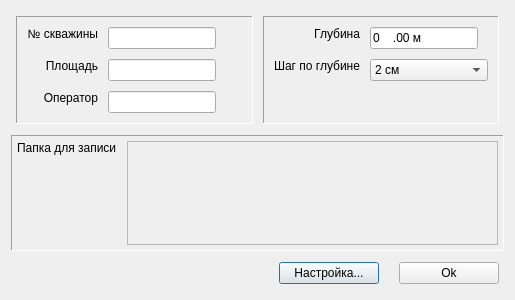
First picture: the form in dialog_well_info.ui, repository BatleCat/Qt_akp_reg, before the edit.
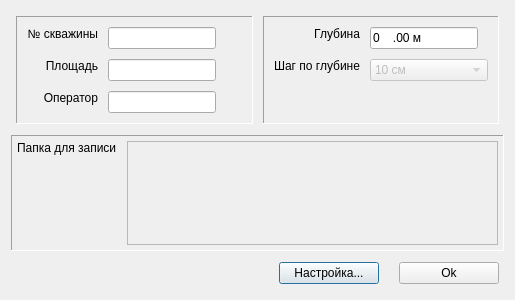
Second picture: the form after the edit.

Commit message: Убрал выбор шага по глубине, теперь всегда 10 см

Patch:
```diff
--- a/dialog_well_info.ui
+++ b/dialog_well_info.ui
@@ -234,8 +234,14 @@
         </item>
         <item row="1" column="1">
          <widget class="QComboBox" name="comboBox">
+          <property name="enabled">
+           <bool>false</bool>
+          </property>
+          <property name="currentText">
+           <string>10 см</string>
+          </property>
           <property name="currentIndex">
-           <number>0</number>
+           <number>2</number>
           </property>
           <property name="maxVisibleItems">
            <number>3</number>
```
The commit also changes 2 other files.
